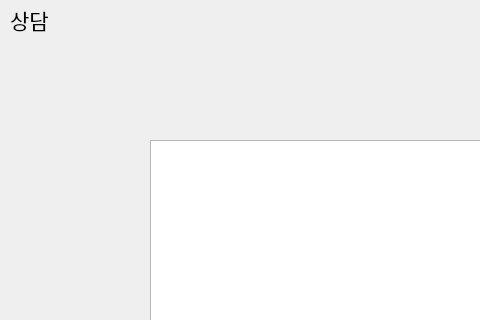
This is studentUi.ui in dustn011/EducationApplication as Qt 5 draws it before an edit; both pictures show x 0 to 480 and y 0 to 320 of the 800 by 600 pixel window. The edited form follows.
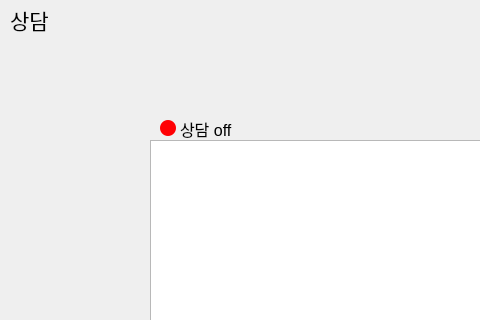
This is the edited form. The open tabs and pages were chosen to show the change.

Commit message: 0210 학생 클라 수정

What changed in the file:
```diff
--- a/studentUi.ui
+++ b/studentUi.ui
@@ -1726,6 +1726,43 @@
       <set>Qt::AlignCenter</set>
      </property>
     </widget>
+    <widget class="QLabel" name="consulting_state">
+     <property name="geometry">
+      <rect>
+       <x>180</x>
+       <y>118</y>
+       <width>61</width>
+       <height>21</height>
+      </rect>
+     </property>
+     <property name="font">
+      <font>
+       <family>Arial</family>
+       <pointsize>12</pointsize>
+      </font>
+     </property>
+     <property name="text">
+      <string>상담 off</string>
+     </property>
+    </widget>
+    <widget class="QLabel" name="consulting_color">
+     <property name="geometry">
+      <rect>
+       <x>160</x>
+       <y>120</y>
+       <width>16</width>
+       <height>16</height>
+      </rect>
+     </property>
+     <property name="styleSheet">
+      <string notr="true">background-color: rgb(255, 0, 4);
+border-radius:8px
+</string>
+     </property>
+     <property name="text">
+      <string/>
+     </property>
+    </widget>
    </widget>
    <widget class="QWidget" name="logInPage">
     <widget class="QLabel" name="label_6">
```
Left out of the diff: 2 changed lines with no effect on the pictures.
